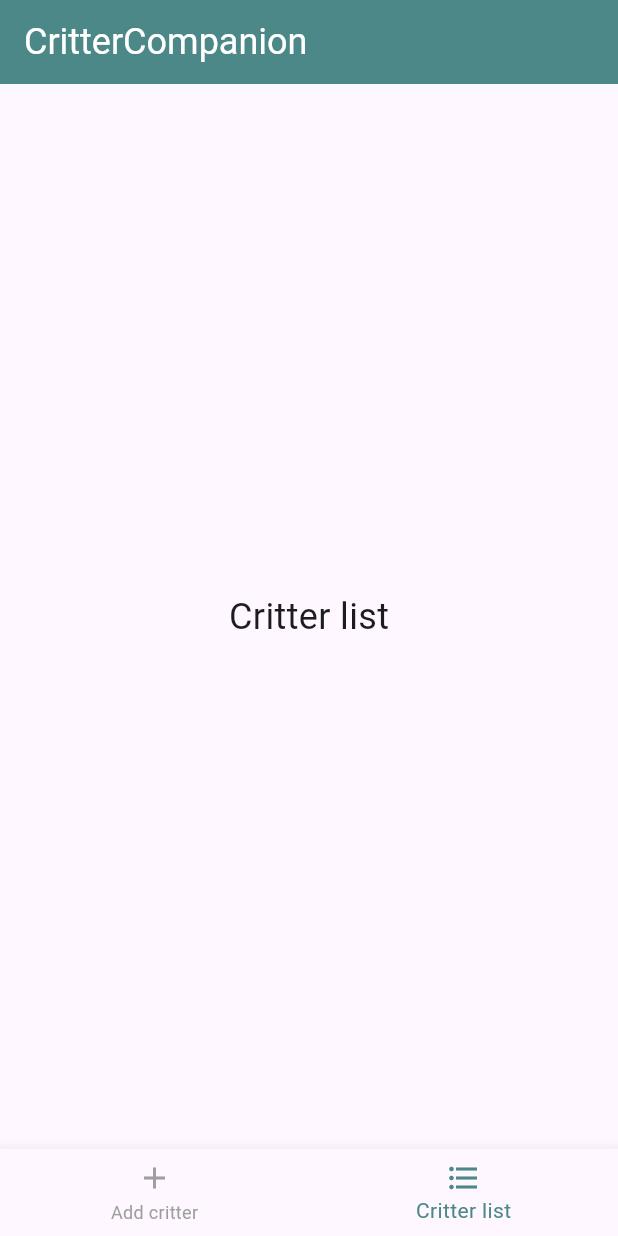
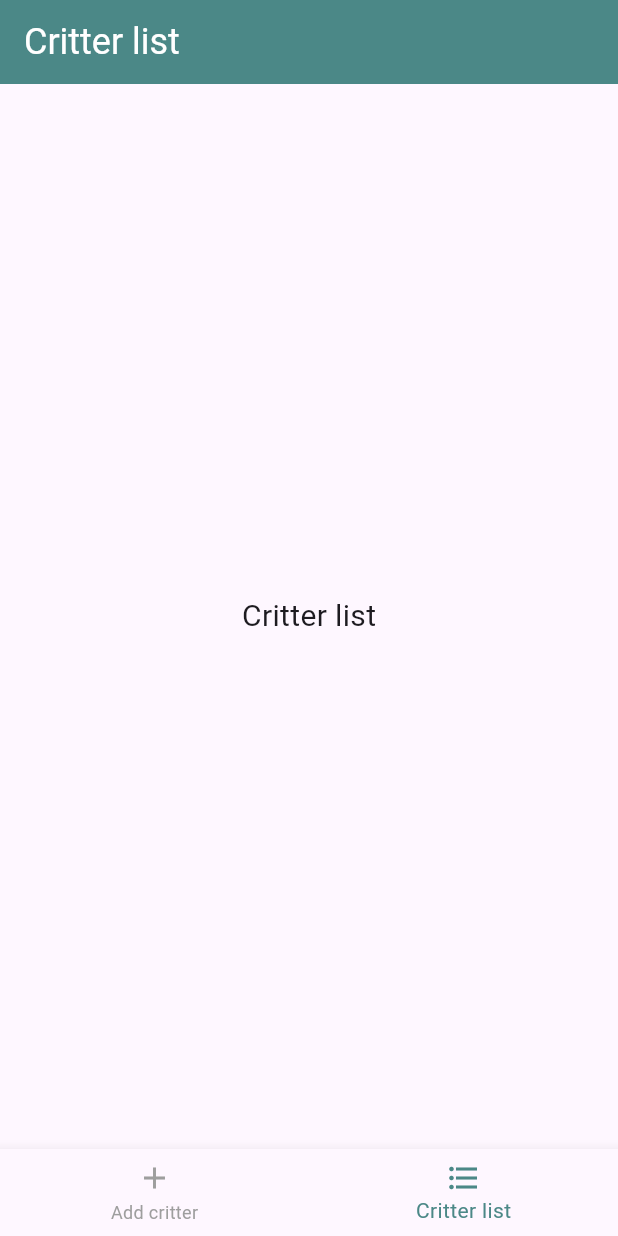
Before and after one commit to ivansdivans/critter-companion, a Flutter app: the screen it shows after launch, item 2 of the bottom bar chosen, on a phone screen of 412 x 824 dp. Run offline on Flutter 3.47's test engine with Material 3 defaults, Android fonts, the phone set to English and light mode, and no system bars.

Commit message:
chore: use theming for other pages
#2

```diff
--- a/lib/main.dart
+++ b/lib/main.dart
@@ -44,7 +44,6 @@
   @override
   Widget build(BuildContext context) {
     return Scaffold(
-      appBar: AppBar(title: const Text(APP_NAME)),
       body: _pages[_selectedIndex],
       bottomNavigationBar: BottomNavigationWidget(
         currentIndex: _selectedIndex,
--- a/lib/pages/critter_list_page.dart
+++ b/lib/pages/critter_list_page.dart
@@ -6,8 +6,14 @@ class CritterListPage extends StatelessWidget {
 
   @override
   Widget build(BuildContext context) {
-    return const Center(
-      child: Text(PAGE_CRITTER_LIST, style: TextStyle(fontSize: 24)),
+    return Scaffold(
+      appBar: AppBar(title: const Text(PAGE_CRITTER_LIST)),
+      body: const Center(
+        child: Text(
+          PAGE_CRITTER_LIST,
+          style: TextStyle(fontSize: 20),
+        ),
+      ),
     );
   }
 }
```
